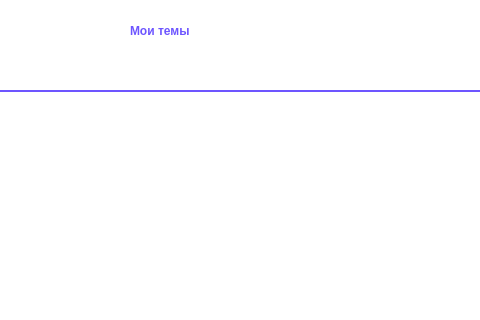
Before: the Qt Designer form project/my_themes.ui in AssasinNik/meow, drawn with Qt 5; both pictures show x 230 to 710 and y 0 to 320 of the 921 by 511 pixel window.
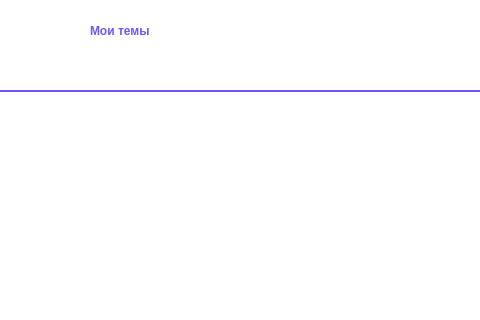
After: the same form once the commit is applied. Icons and pictures are not drawn.

```diff
--- a/project/my_themes.ui
+++ b/project/my_themes.ui
@@ -31,9 +31,9 @@
   <widget class="QLabel" name="label">
    <property name="geometry">
     <rect>
-     <x>360</x>
+     <x>320</x>
      <y>0</y>
-     <width>251</width>
+     <width>301</width>
      <height>61</height>
     </rect>
    </property>
```
